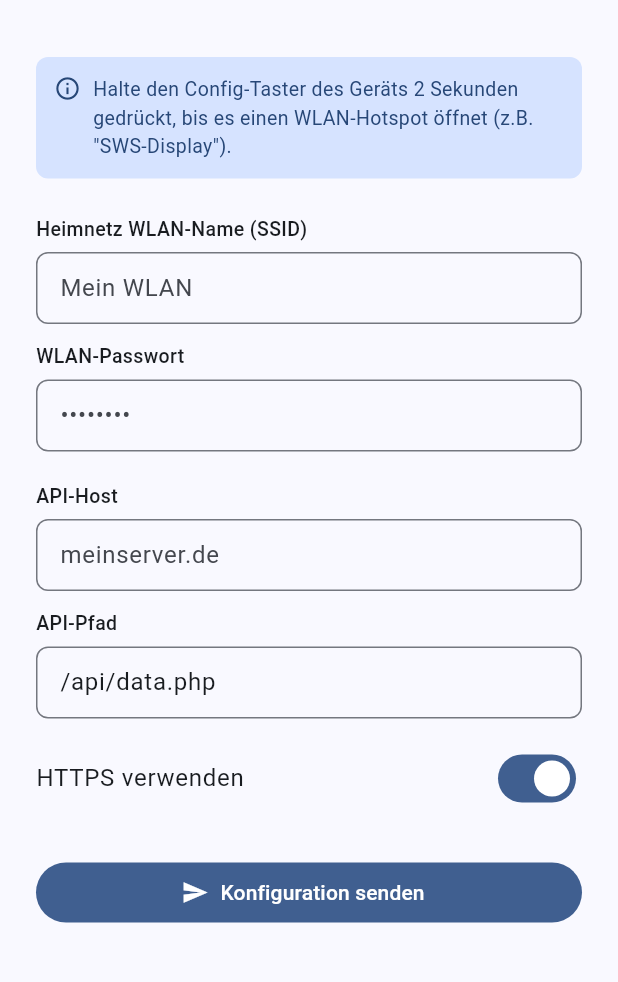
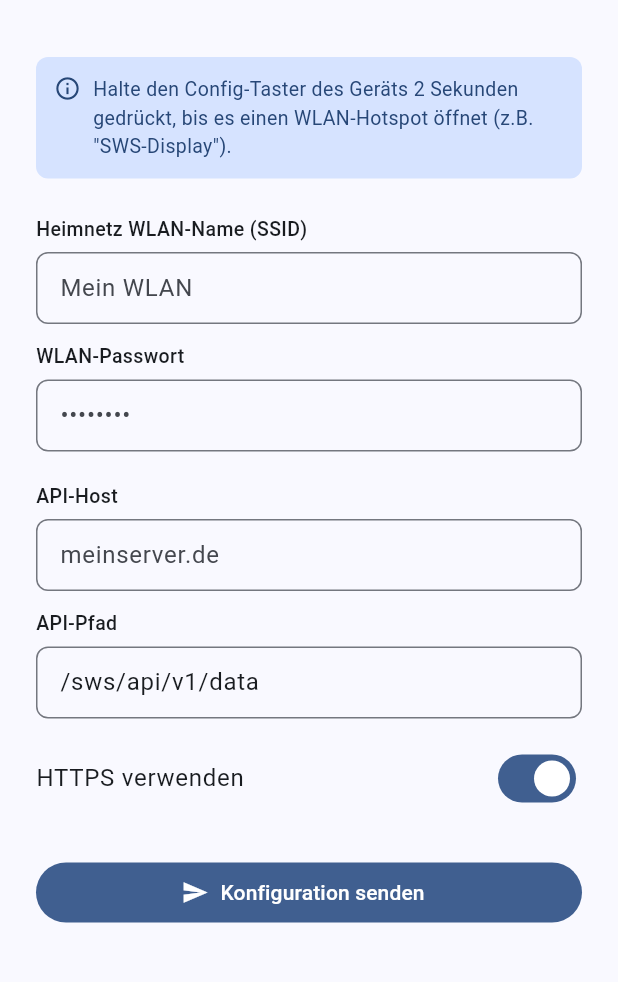
Before and after one commit to esistich/Solar_WiFi_Weather_Station_Ecosystem, a Flutter app: the DeviceSetupScreen screen opened directly, after a tap on "Soft-AP Setup", on a phone screen of 412 x 824 dp, the part 63-1045 px from its top. Run offline on Flutter 3.47's test engine with Material 3 defaults, Android fonts, the phone set to English and light mode, and no system bars; our stand-ins replace firebase_core, firebase_messaging, fl_chart, shared_preferences; missing offline and left inert: wifi_iot; accounts and stored records are empty; generated files the repository leaves out were written again.

Commit message:
fix: alle Projekte auf v1-API-Endpunkte ausgerichtet
Display:
- DisplaySettings.h: /swsapi/data.php -> /sws/api/v1/data (war komplett falsch)

Flutter App:
- device.dart: historyUrl berechnet jetzt korrekt aus API-Root
  (kein fragiles replaceFirst('data.php', 'history.php') mehr)
- device.dart: baseUrl-Getter ergaenzt
- device_setup_screen.dart: Default und Hints /api/data.php -> /sws/api/v1/data
- auth_service.dart: defaultBackendUrl /sws/api/backend -> /sws/api/v1
- auth_service.dart: _post() nutzt direkten Pfad (auth/login, auth/register)
  statt index.php?route=auth&action=login
- api_service.dart: fetchHistory nutzt JWT Bearer statt Basic Auth
  fetchLatest behaelt Basic Auth fuer optionale Geraete-Credentials

```diff
--- a/app/lib/models/device.dart
+++ b/app/lib/models/device.dart
@@ -25,11 +25,18 @@ class Device {
   String get apiUrl =>
 	  '${apiHttps ? 'https' : 'http'}://$apiHost$apiPath';
 
+  /// Basis-URL des Servers ohne Pfad, z.B. "https://timm-sander.net"
+  String get baseUrl => '${apiHttps ? 'https' : 'http'}://$apiHost';
+
+  /// History-Endpunkt: immer /sws/api/v1/history (unabhaengig von apiPath)
   String get historyUrl {
 	final base = '${apiHttps ? 'https' : 'http'}://$apiHost';
-	// Leitet history.php aus data.php-Pfad ab
-	final histPath = apiPath.replaceFirst('data.php', 'history.php');
-	return '$base$histPath';
+	// apiPath kann /sws/api/v1/data oder Legacy /sws/api/data.php sein –
+	// history liegt immer unter /v1/history relativ zum API-Root
+	final apiRoot = apiPath.contains('/v1/')
+		? apiPath.substring(0, apiPath.indexOf('/v1/'))
+		: apiPath.replaceFirst(RegExp(r'/[^/]+\.php$'), '');
+	return '$base$apiRoot/v1/history';
   }
 
   Device copyWith({
--- a/app/lib/screens/device_setup_screen.dart
+++ b/app/lib/screens/device_setup_screen.dart
@@ -24,7 +24,7 @@ class _DeviceSetupScreenState extends State<DeviceSetupScreen> {
   // Formular-Felder
   final _nameCtrl     = TextEditingController(text: 'Meine Station');
   final _apiHostCtrl  = TextEditingController();
-  final _apiPathCtrl  = TextEditingController(text: '/api/data.php');
+  final _apiPathCtrl  = TextEditingController(text: '/sws/api/v1/data');
   final _apiUserCtrl  = TextEditingController();
   final _apiPassCtrl  = TextEditingController();
   bool _apiHttps      = true;
@@ -331,7 +331,7 @@ class _SoftApSetup extends StatelessWidget {
 		  _label('API-Pfad'),
 		  TextField(
 			controller: apiPathCtrl,
-			decoration: const InputDecoration(hintText: '/api/data.php'),
+			decoration: const InputDecoration(hintText: '/sws/api/v1/data'),
 		  ),
 		  const SizedBox(height: 12),
 		  SwitchListTile(
@@ -414,10 +414,10 @@ class _ManualSetup extends StatelessWidget {
 		  _label('API-Pfad'),
 		  TextField(
 			controller: apiPathCtrl,
-			decoration: const InputDecoration(hintText: '/api/data.php'),
+			decoration: const InputDecoration(hintText: '/sws/api/v1/data'),
 		  ),
 		  const SizedBox(height: 12),
-		  _label('API-Benutzername (optional)'),
+		  _label('API-Benutzername (optional)')
 		  TextField(
 			controller: apiUserCtrl,
 			decoration: const InputDecoration(hintText: 'Leer lassen wenn keine Auth'),
```
Also changed, not shown: app/lib/services/api_service.dart (+18 -12 lines), app/lib/services/auth_service.dart (+6 -8 lines).
